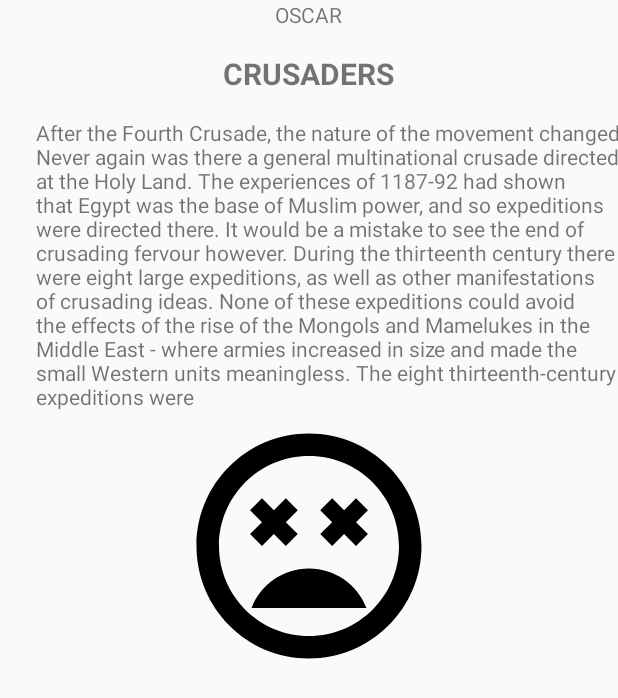
After one commit to OscarEspejoSagues/SocialApp, an Android app: the layout row_news.xml on its own in the app's theme, with its tools: preview values and no code run, on a phone screen of 412 x 824 dp. The commit adds this screen. Shown: the top 698 px of the screen. Run offline under Robolectric (Android 15) with nearby library versions, the phone set to English and light mode, and no system bars.

Commit message:
News done + start adding news

```diff
--- /dev/null
+++ b/Mysocialweb/app/src/main/res/layout/row_news.xml
@@ -0,0 +1,43 @@
+<?xml version="1.0" encoding="utf-8"?>
+<android.support.constraint.ConstraintLayout xmlns:android="http://schemas.android.com/apk/res/android"
+                                             android:layout_width="match_parent"
+                                             android:layout_height="match_parent">
+    <LinearLayout
+            android:layout_width="wrap_content"
+            android:gravity="center"
+            android:orientation="vertical"
+            android:layout_height="wrap_content">
+        <TextView
+                android:id="@+id/TVauthor"
+                android:layout_width="wrap_content"
+                android:text="OSCAR"
+                android:layout_height="wrap_content"/>
+        <TextView
+                android:id="@+id/TVtitle"
+                android:layout_width="wrap_content"
+                android:layout_marginTop="@dimen/margin"
+                android:text="CRUSADERS"
+                android:textStyle="bold"
+                android:lines="1"
+                android:textSize="@dimen/fontsize"
+                android:layout_height="wrap_content"/>
+        <TextView
+                android:id="@+id/TVtextnews"
+                android:layout_width="wrap_content"
+                android:layout_marginTop="@dimen/margin"
+                android:text="After the Fourth Crusade, the nature of the movement changed. Never again was there a general multinational crusade directed at the Holy Land. The experiences of 1187-92 had shown that Egypt was the base of Muslim power, and so expeditions were directed there. It would be a mistake to see the end of crusading fervour however. During the thirteenth century there were eight large expeditions, as well as other manifestations of crusading ideas. None of these expeditions could avoid the effects of the rise of the Mongols and Mamelukes in the Middle East - where armies increased in size and made the small Western units meaningless. The eight thirteenth-century expeditions were"
+                android:layout_marginLeft="@dimen/margin"
+                android:layout_height="wrap_content"/>
+        <ImageView
+                android:id="@+id/IVurlimage"
+                android:layout_width="180dp"
+                android:layout_height="180dp"
+                android:layout_gravity="center"
+                android:layout_centerHorizontal="true"
+                android:src = "@drawable/ic_sentiment"/>
+
+                android:layout_height="wrap_content"/>
+
+    </LinearLayout>
+
+</android.support.constraint.ConstraintLayout>
```
Also changed, not shown: Mysocialweb/app/src/main/AndroidManifest.xml (+7 -0 lines), Mysocialweb/app/src/main/java/com/social/oscarespejosagues/mysocialweb/AddNewsActivity.kt (added, +12 -0 lines), Mysocialweb/app/src/main/java/com/social/oscarespejosagues/mysocialweb/NewsAdapter.kt (added, +46 -0 lines), Mysocialweb/app/src/main/java/com/social/oscarespejosagues/mysocialweb/NewsFragment.kt (+36 -1 lines), Mysocialweb/app/src/main/java/com/social/oscarespejosagues/mysocialweb/NewsModel.kt (added, +11 -0 lines), Mysocialweb/app/src/main/res/layout/activity_add_news.xml (added, +14 -0 lines), Mysocialweb/app/src/main/res/layout/fragment_news.xml (+15 -4 lines).
